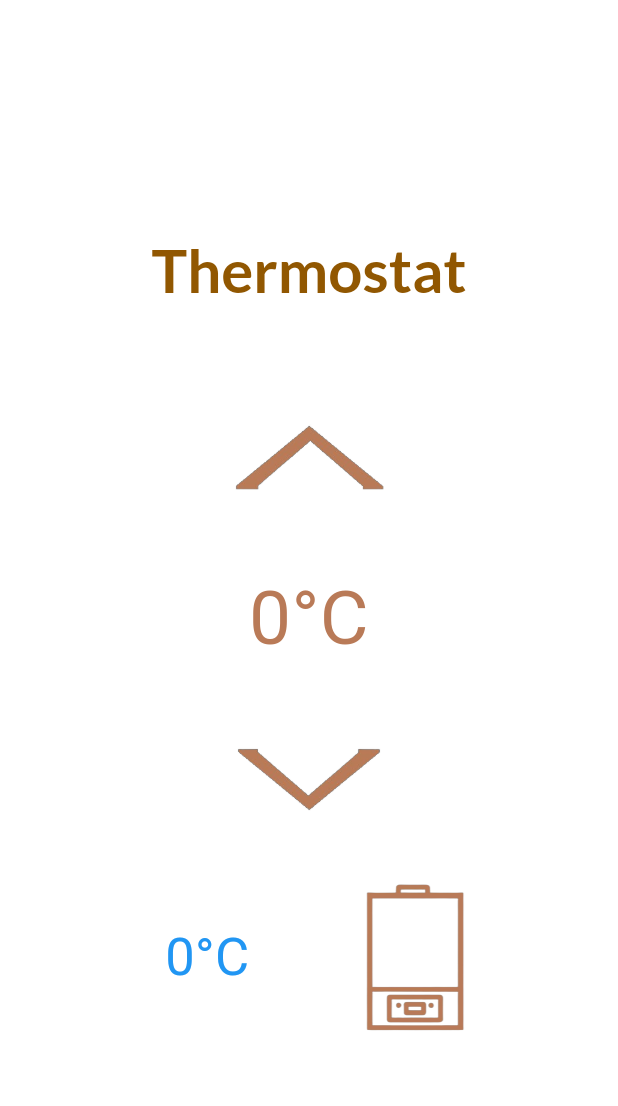
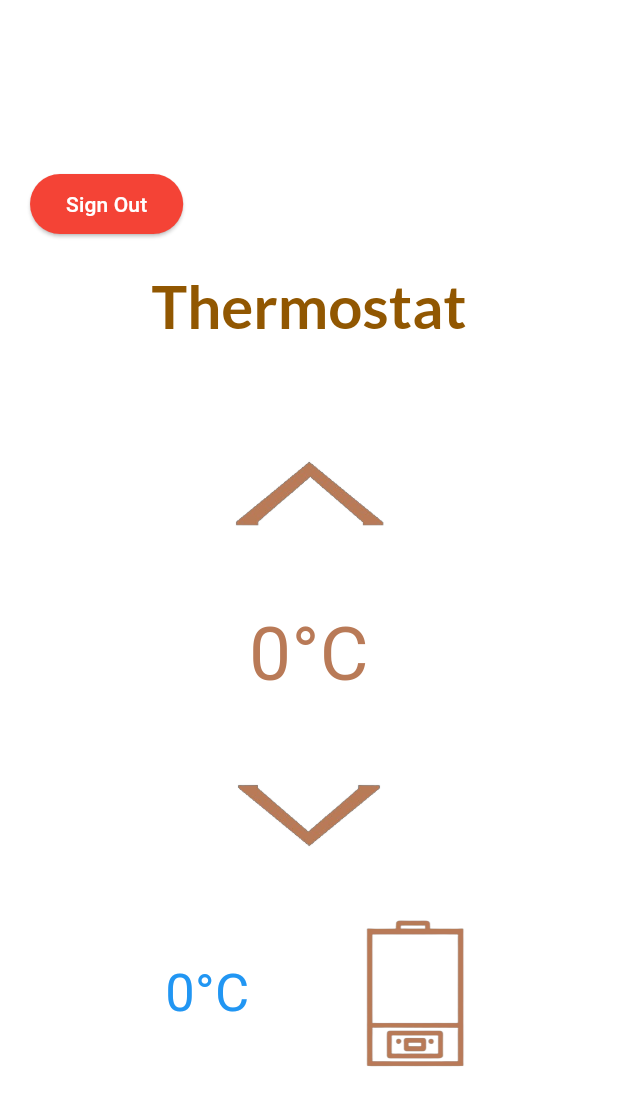
Before and after one commit to nourou21/THERMOCONFORT, a Flutter app: the ThermostatPage screen opened directly, on a phone screen of 412 x 824 dp. Shown: the top 1106 px of the screen. Run offline on Flutter 3.47's test engine with Material 3 defaults, Android fonts, the phone set to English and light mode, and no system bars; our stand-ins replace animated_text_kit, awesome_notifications, firebase_auth, firebase_core, firebase_database, flutter_feather_icons and 10 more; accounts and stored records are empty; network calls fail.

Commit message:
logi  problem fixed

```diff
--- a/lib/inside app/Thermostat.dart
+++ b/lib/inside app/Thermostat.dart
@@ -5,6 +5,8 @@ import 'package:animated_text_kit/animated_text_kit.dart';
 import 'package:flutter/services.dart';
 import 'package:flutter_application_2/inside%20app/automode.dart';
 import 'package:flutter_application_2/inside%20app/paramettre.dart';
+import 'package:flutter_application_2/screens/login_screen/components/login_content.dart';
+import 'package:flutter_application_2/screens/login_screen/login_screen.dart';
 import 'package:google_fonts/google_fonts.dart';
 import 'package:firebase_database/firebase_database.dart';
 import 'package:toggle_switch/toggle_switch.dart';
@@ -12,6 +14,7 @@ import 'package:geolocator/geolocator.dart';
 import 'package:http/http.dart' as http;
 import 'package:weather_icons/weather_icons.dart';
 import 'package:awesome_notifications/awesome_notifications.dart';
+import 'package:firebase_auth/firebase_auth.dart';
 
 bool isToggleVisible = false;
 
@@ -321,6 +324,32 @@ class _ThermostatPageState extends State<ThermostatPage>
                     children: <Widget>[
                       Row(
                         children: [
+                          ElevatedButton(
+                            onPressed: () async {
+                              try {
+                                await FirebaseAuth.instance.signOut();
+                                Navigator.pushReplacement(
+                                  context,
+                                  MaterialPageRoute(
+                                      builder: (context) => LOGINN()),
+                                );
+                              } catch (e) {
+                                print('Sign out error: $e');
+                              }
+                            },
+                            style: ElevatedButton.styleFrom(
+                              backgroundColor:
+                                  Colors.red, // Make the button red
+                            ),
+                            child: const Text(
+                              'Sign Out',
+                              style: TextStyle(color: Colors.white),
+                            ),
+                          ),
+                        ],
+                      ),
+                      Row(
+                        children: [
                           SizedBox(
                             width: isweatherpressed ? 265 : 0,
                           ),
--- a/lib/screens/login_screen/login_screen.dart
+++ b/lib/screens/login_screen/login_screen.dart
@@ -6,7 +6,9 @@ import 'components/center_widget/center_widget.dart';
 import 'components/login_content.dart';
 
 class LOGINN extends StatefulWidget {
-  const LOGINN({Key? key, required Null Function(dynamic email, dynamic password) onLogin}) : super(key: key);
+  const LOGINN({
+    Key? key,
+  }) : super(key: key);
 
   @override
   State<LOGINN> createState() => _LOGINNState();
```
Also changed, not shown: lib/main.dart (+47 -7 lines).
